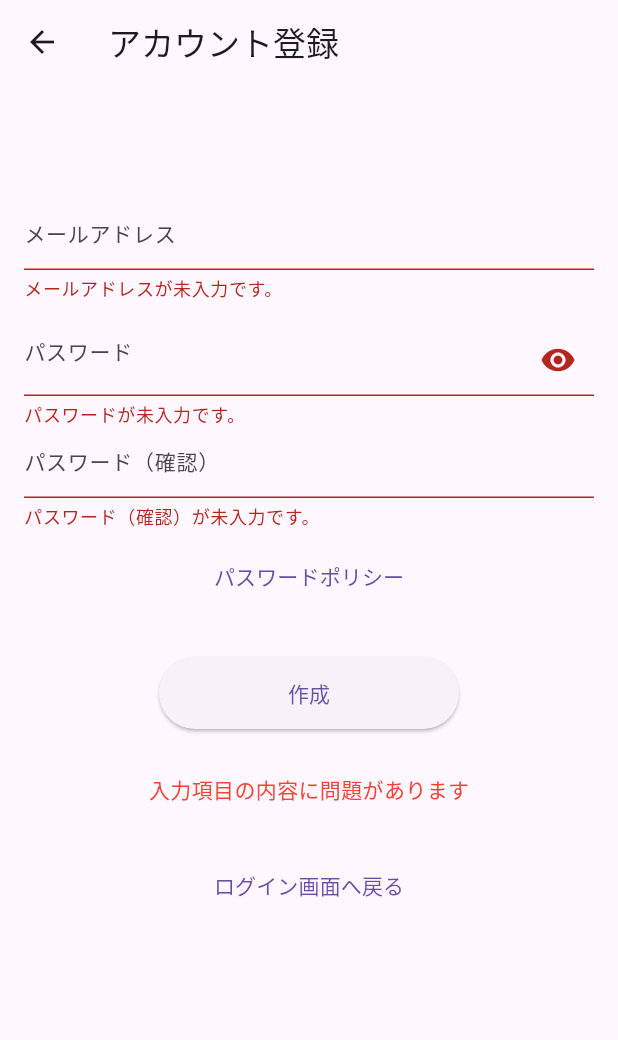
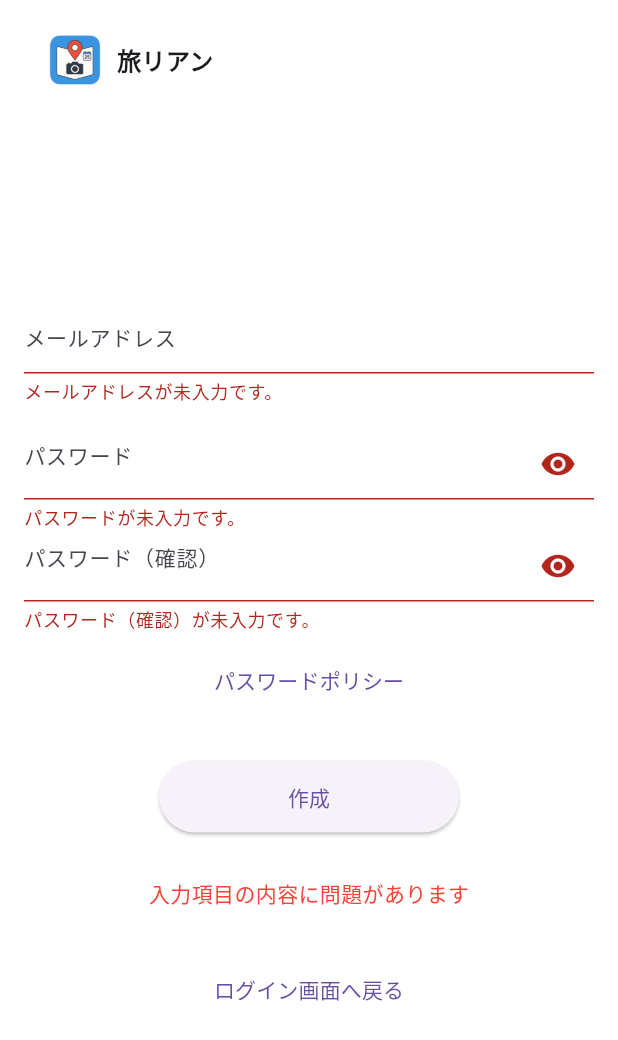
Before and after one commit to t-akimoto-wsc/moc, a Flutter app: the RegisterScreen screen opened directly, after a tap on "作成", on a phone screen of 412 x 824 dp. Shown: the top 1040 px of the screen. Run offline on Flutter 3.47's test engine with Material 3 defaults, Android fonts, the phone set to English and light mode, and no system bars; our stand-ins replace shared_preferences; accounts and stored records are empty.

Commit message:
constants.dart にアカウント作成画面用の文言追加、si004にアカウント作成画面用のAPI連携に適用

```diff
--- a/itineraly_prot/lib/constants.dart
+++ b/itineraly_prot/lib/constants.dart
@@ -13,7 +13,9 @@ class ApiEndpoints {
 }
 
 class AppMessages {
+  static const String success = 'アカウントが正常に作成されました';
   static const String errorInvalid = 'メールアドレスまたはパスワードが間違っています';
   static const String errorEmpty = 'メールアドレスまたはパスワードが未入力です';
+  static const String errorRegistered = '登録済みのメールアドレスです';
   static const String errorSystemException = 'システムエラーが発生しました。管理者に連絡してください';
 }
--- a/itineraly_prot/lib/si004.dart
+++ b/itineraly_prot/lib/si004.dart
@@ -20,13 +20,18 @@ class _RegisterScreenState extends State<RegisterScreen> {
   final TextEditingController confirmPasswordController = TextEditingController();
 
   bool obscurePassword = true;
+  bool obscureConfirmPassword = true;
   String? errorMessage;
 
   @override
   Widget build(BuildContext context) {
     return Scaffold(
-      appBar: AppBar(title: const Text('アカウント登録')),
-      body: SingleChildScrollView(
+      backgroundColor: Colors.white,
+      body: Stack(
+        children: [
+          const logo_positioned.CommonLogoPositioned(), // ← ここを修正
+          Center(
+            child: SingleChildScrollView(
               child: Padding(
                 padding: const EdgeInsets.all(16.0),
                 child: Form(
@@ -116,17 +121,27 @@ class _RegisterScreenState extends State<RegisterScreen> {
                       ),
                       TextFormField(
                         controller: confirmPasswordController,
-                  obscureText: true,
+                        obscureText: obscureConfirmPassword,
                         autocorrect: false,
                         maxLength: 32,
                         style: const TextStyle(
                           color: Colors.black,
                           fontSize: 14.0,
                         ),
-                  decoration: const InputDecoration(
+                        decoration: InputDecoration(
                           hintText: 'パスワード（確認）',
-                    border: UnderlineInputBorder(),
+                          border: const UnderlineInputBorder(),
                           counterText: '',
+                          suffixIcon: IconButton(
+                            icon: Icon(
+                              obscureConfirmPassword ? Icons.visibility : Icons.visibility_off,
+                            ),
+                            onPressed: () {
+                              setState(() {
+                                obscureConfirmPassword = !obscureConfirmPassword;
+                              });
+                            },
+                          ),
                         ),
                         validator: (value) {
                           if (value == null || value.trim().isEmpty) {
@@ -179,27 +194,62 @@ class _RegisterScreenState extends State<RegisterScreen> {
                         onPressed: () async {
                           final isValid = _formKey.currentState?.validate() ?? false;
                           if (isValid) {
-                      final resultCode = await _handleRegister();
-                      if (resultCode == 1) {
-                        if (!context.mounted) return;
+                            // final resultCode = await _handleRegister();
+                            final resultCode = 53;
+                            if (!context.mounted || resultCode == null) return;
+
+
+
+                            String message;
+                            String title = 'アカウント作成';
+                            List<Widget> actions = [];
+
+                            switch (resultCode) {
+                              case 1:
+                                message = AppMessages.success;
+                                actions = [
+                                  TextButton(
+                                    onPressed: () {
+                                      Navigator.of(context).pushReplacement(
+                                        MaterialPageRoute(builder: (context) => const screen002.LoginScreen()),
+                                      );
+                                    },
+                                    child: const Text('ログイン画面へ戻る'),
+                                  ),
+                                ];
+                                break;
+                              case 50:
+                                message = AppMessages.errorEmpty;
+                                break;
+                              case 51:
+                              case 52:
+                                message = AppMessages.errorInvalid;
+                                break;
+                              case 53:
+                                message = AppMessages.errorRegistered;
+                                break;
+                              default:
+                                message = AppMessages.errorSystemException;
+                                break;
+                            }
+
                             showDialog(
                               context: context,
                               builder: (BuildContext context) {
                                 return AlertDialog(
-                              title: const Text('アカウント作成'),
-                              content: const Text('アカウントが正常に作成されました'),
-                              actions: [
+                                  title: Text(title),
+                                  content: Text(message),
+                                  actions: actions.isNotEmpty
+                                      ? actions
+                                      : [
                                           TextButton(
-                                  onPressed: () {
-                                    Navigator.of(context).pop();
-                                  },
+                                            onPressed: () => Navigator.of(context).pop(),
                                             child: const Text('OK'),
                                           ),
                                         ],
                                 );
                               },
                             );
-                      }
                           } else {
                             setState(() {
                               errorMessage = '入力項目の内容に問題があります';
@@ -232,6 +282,9 @@ class _RegisterScreenState extends State<RegisterScreen> {
                   ),
                 ),
               ),
+            ),
+          ),
+        ],
       ),
     );
   }
@@ -270,6 +323,10 @@ class _RegisterScreenState extends State<RegisterScreen> {
           setState(() {
             errorMessage = AppMessages.errorInvalid;
           });
+        } else if (resultCode == 53) {
+          setState(() {
+            errorMessage = AppMessages.errorRegistered;
+          });
         } else {
           setState(() {
             errorMessage = AppMessages.errorSystemException;
```
Lines whose indentation alone changed are shown as unchanged.
